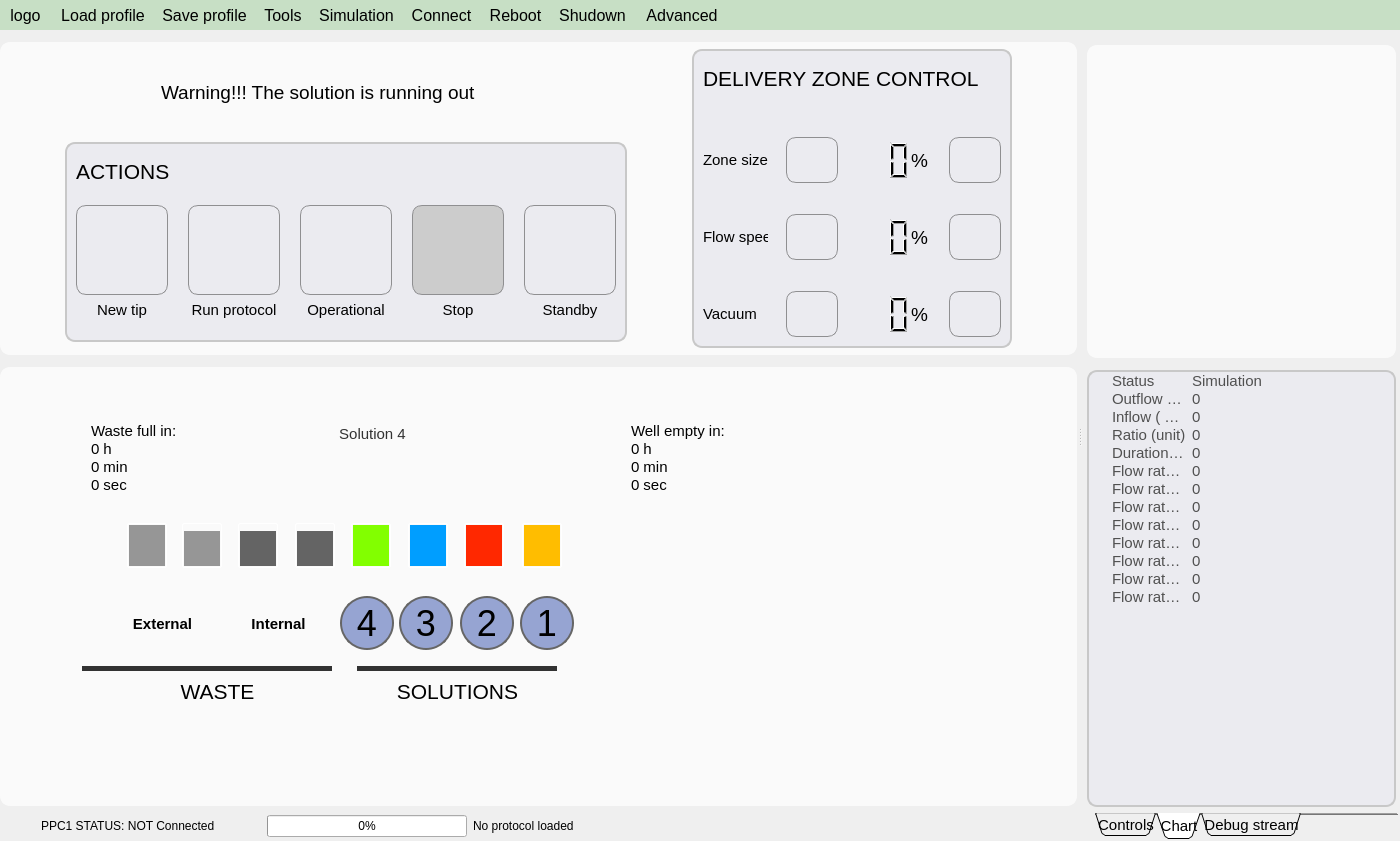
Before: the Qt Designer form apps/Lab-on-a-tip/Lab-on-a-tip.ui in bellonemauro/Labonatip2.0, drawn with Qt 5.
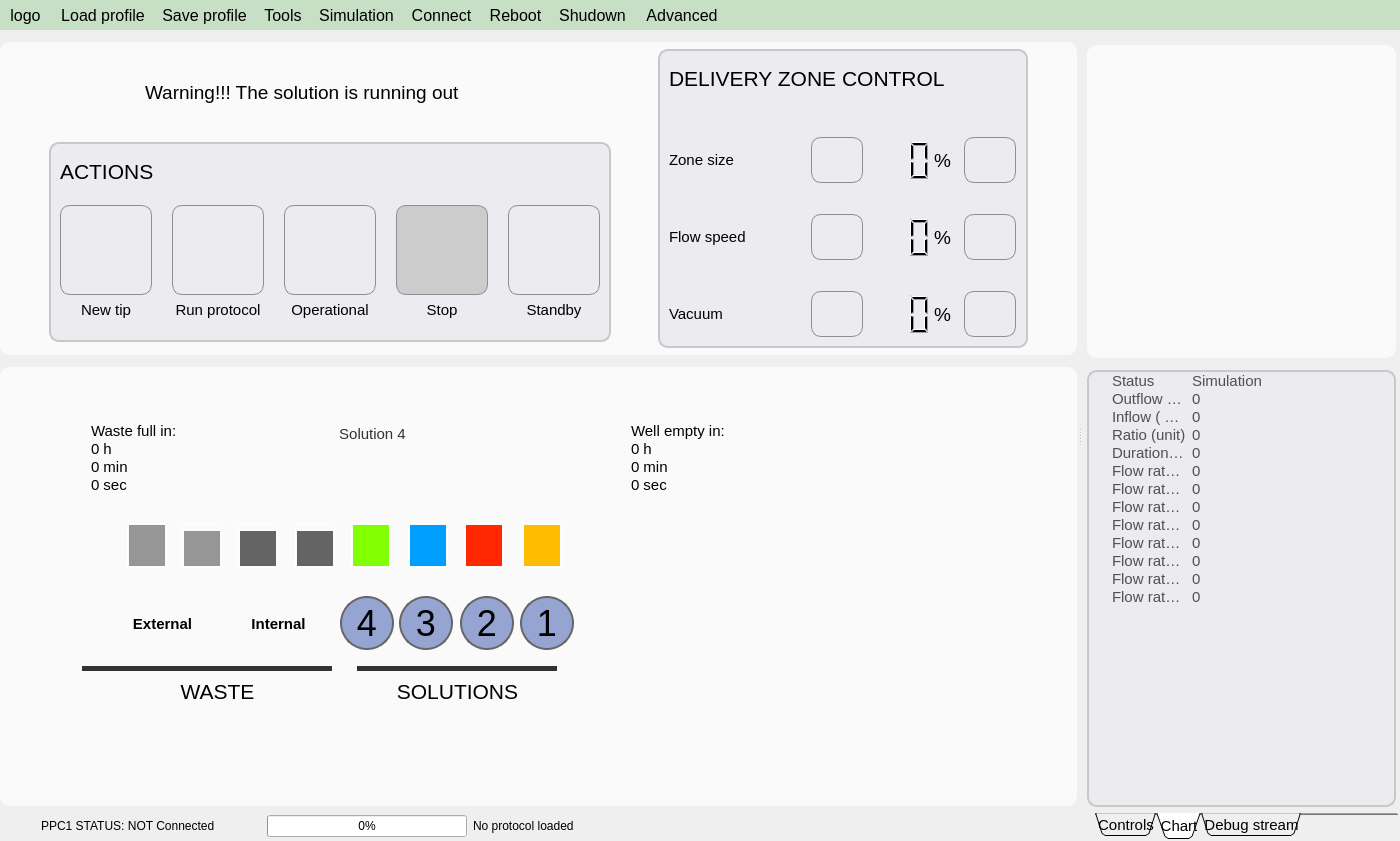
After: the same form once the commit is applied. Icons and pictures are not drawn.

Patch:
```diff
--- a/apps/Lab-on-a-tip/Lab-on-a-tip.ui
+++ b/apps/Lab-on-a-tip/Lab-on-a-tip.ui
@@ -139,7 +139,7 @@
         <rect>
          <x>0</x>
          <y>0</y>
-         <width>1079</width>
+         <width>1078</width>
          <height>737</height>
         </rect>
        </property>
@@ -181,8 +181,8 @@
             <rect>
              <x>0</x>
              <y>0</y>
-             <width>1079</width>
-             <height>690</height>
+             <width>1078</width>
+             <height>689</height>
             </rect>
            </property>
            <layout class="QGridLayout" name="gridLayout">
@@ -1754,13 +1754,13 @@
                  </property>
                  <property name="minimumSize">
                   <size>
-                   <width>300</width>
+                   <width>350</width>
                    <height>40</height>
                   </size>
                  </property>
                  <property name="maximumSize">
                   <size>
-                   <width>320</width>
+                   <width>370</width>
                    <height>16777215</height>
                   </size>
                  </property>
@@ -2345,6 +2345,12 @@
                   </item>
                   <item row="5" column="1">
                    <widget class="QLabel" name="label_DZC_flowSpeed">
+                    <property name="minimumSize">
+                     <size>
+                      <width>100</width>
+                      <height>0</height>
+                     </size>
+                    </property>
                     <property name="font">
                      <font>
                       <pointsize>11</pointsize>
@@ -2409,22 +2415,6 @@
                     </property>
                    </widget>
                   </item>
-                  <item row="3" column="2">
-                   <spacer name="horizontalSpacer_7">
-                    <property name="orientation">
-                     <enum>Qt::Horizontal</enum>
-                    </property>
-                    <property name="sizeType">
-                     <enum>QSizePolicy::Fixed</enum>
-                    </property>
-                    <property name="sizeHint" stdset="0">
-                     <size>
-                      <width>10</width>
-                      <height>20</height>
-                     </size>
-                    </property>
-                   </spacer>
-                  </item>
                   <item row="6" column="1" colspan="5">
                    <spacer name="verticalSpacer">
                     <property name="orientation">
@@ -2455,7 +2445,7 @@
                    <widget class="QLabel" name="label_DZC_title">
                     <property name="minimumSize">
                      <size>
-                      <width>300</width>
+                      <width>330</width>
                       <height>55</height>
                      </size>
                     </property>
@@ -2475,6 +2465,22 @@
                     </property>
                    </widget>
                   </item>
+                  <item row="3" column="2">
+                   <spacer name="horizontalSpacer_7">
+                    <property name="orientation">
+                     <enum>Qt::Horizontal</enum>
+                    </property>
+                    <property name="sizeType">
+                     <enum>QSizePolicy::Fixed</enum>
+                    </property>
+                    <property name="sizeHint" stdset="0">
+                     <size>
+                      <width>5</width>
+                      <height>20</height>
+                     </size>
+                    </property>
+                   </spacer>
+                  </item>
                  </layout>
                 </widget>
                </item>
```
Left out of the diff: 558 changed lines with no effect on the pictures.
